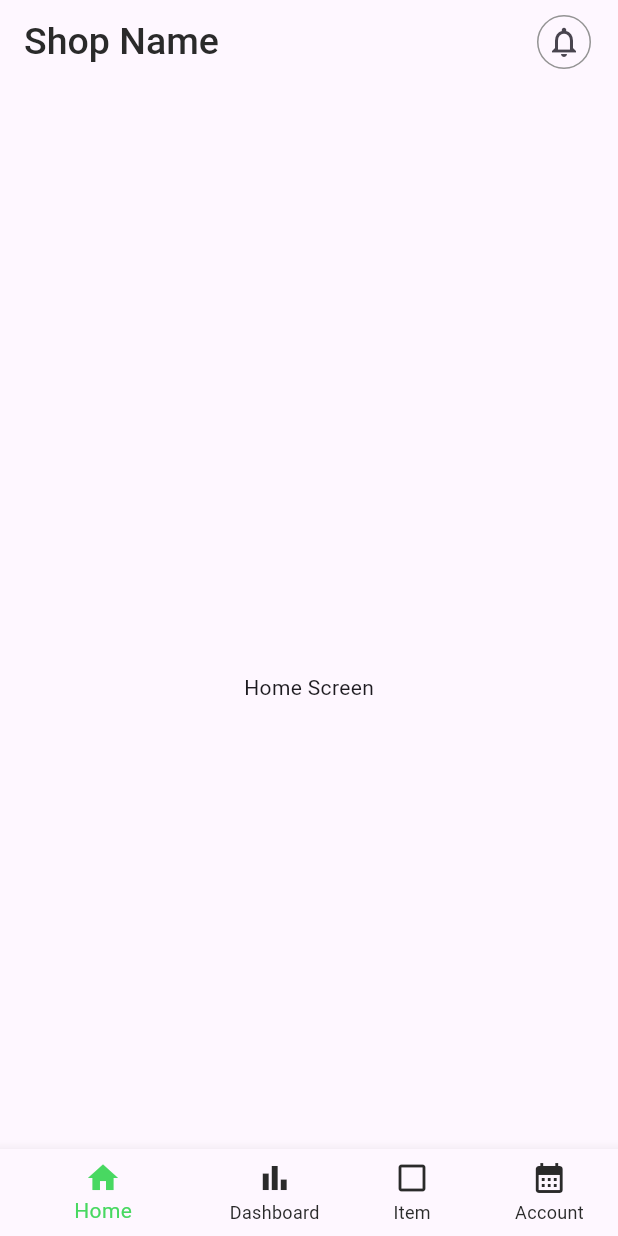
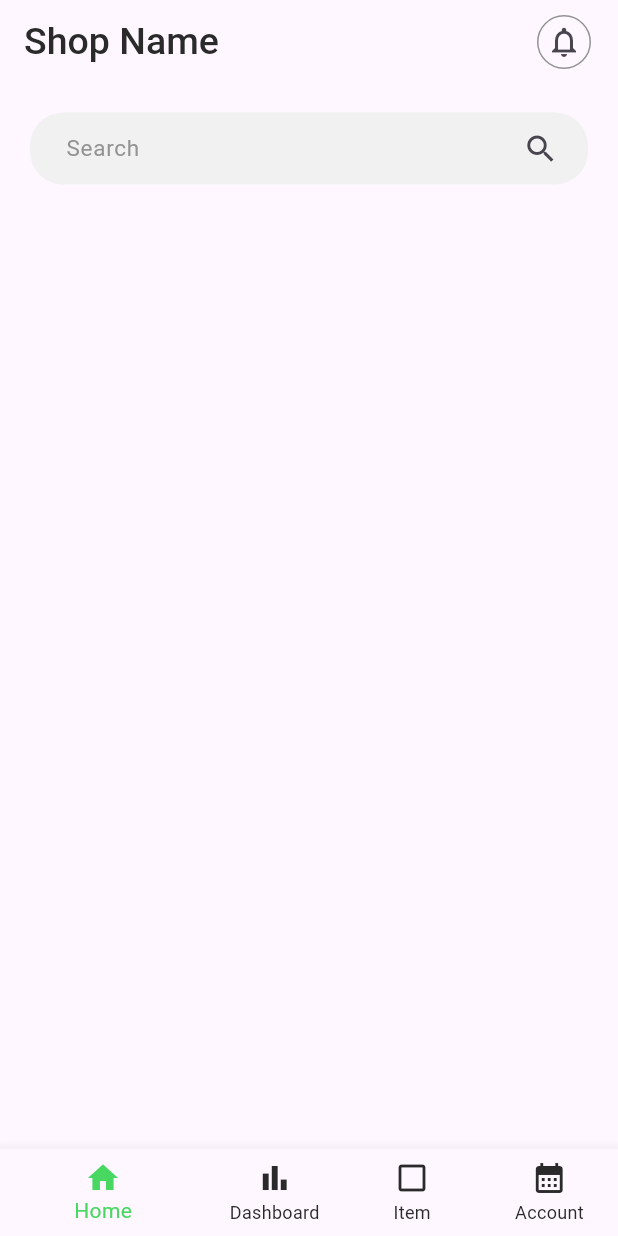
Before and after one commit to Afnanappu/Inventory_Management_App, a Flutter app: the screen it shows after launch, on a phone screen of 412 x 824 dp. Run offline on Flutter 3.47's test engine with Material 3 defaults, Android fonts, the phone set to English and light mode, and no system bars.

Commit message:
added search bar and its styles

```diff
--- a/analysis_options.yaml
+++ b/analysis_options.yaml
@@ -21,6 +21,12 @@ linter:
   # `// ignore_for_file: name_of_lint` syntax on the line or in the file
   # producing the lint.
   rules:
+    always_declare_return_types: true
+    always_put_control_body_on_new_line: true
+    always_put_required_named_parameters_first: false
+    annotate_overrides: true
+    avoid_annotating_with_dynamic: true
+    avoid_final_parameters: true
     # avoid_print: false  # Uncomment to disable the `avoid_print` rule
     # prefer_single_quotes: true  # Uncomment to enable the `prefer_single_quotes` rule
 
--- a/lib/constants/colors.dart
+++ b/lib/constants/colors.dart
@@ -8,4 +8,5 @@ class MyColors{
   static const Color darkGrey = Color(0xFF939393);
   static const Color black = Color(0xFF000000);
   static const Color red = Color(0xFF000000);
+
 }
--- a/lib/constants/font_styles.dart
+++ b/lib/constants/font_styles.dart
@@ -13,4 +13,14 @@ class MyFontStyle{
         color: MyColors.darkGrey,
         fontWeight: FontWeight.w500,
       );
+  static const smallLightGreyStyle = TextStyle(
+        fontSize: 15,
+        color: MyColors.darkGrey,
+        fontWeight: FontWeight.w400,
+      );
+  static const mainSubFontStyle = TextStyle(
+        fontSize: 22,
+        color: MyColors.blackShade,
+        fontWeight: FontWeight.w500,
+      );
 }
--- a/lib/main.dart
+++ b/lib/main.dart
@@ -1,11 +1,10 @@
 import 'package:flutter/material.dart';
-import 'package:inventory_management_app/screens/first_screens/main_home_screen.dart';
+import 'package:flutter/services.dart';
+import 'package:inventory_management_app/screens/main_home_screen.dart';
 import 'package:inventory_management_app/screens/first_screens/splash_screen.dart';
 import 'package:inventory_management_app/screens/sub_screens/notification_screen.dart';
 
 void main() {
-
-
   WidgetsFlutterBinding.ensureInitialized();
   runApp(const InventoryManagementApp());
 }
@@ -16,16 +15,18 @@ class InventoryManagementApp extends StatelessWidget {
   @override
   Widget build(BuildContext context) {
     return MaterialApp(
+
       debugShowCheckedModeBanner: false,
       home: const SplashScreen(),
       routes: {
         "/MainHomeScreen": (ctx) => const MainHomeScreen(),
         "/NotificationScreen": (ctx) => const NotificationScreen(),
       },
-      // theme: ThemeData(
-      //   bottomNavigationBarTheme: BottomNavigationBarThemeData(
-      //
-      // ),
+      theme: ThemeData(
+        appBarTheme: const AppBarTheme(
+          systemOverlayStyle: SystemUiOverlayStyle(statusBarColor: Color.fromARGB(14, 0, 0, 0))
+        )
+      ),
     );
   }
 }
--- a/lib/screens/first_screens/main_home_screen.dart
+++ b/lib/screens/main_home_screen.dart
@@ -34,6 +34,7 @@ class _MainHomeScreenState extends State<MainHomeScreen> {
             AccountScreen()
           ],
         ),
+        //todo: Change the icon
         bottomNavigationBar: MyBottomNavigationBar(
           currentIndex: currentIndex,
           pageController: _pageViewController,
--- a/lib/screens/main_screens/home_screen.dart
+++ b/lib/screens/main_screens/home_screen.dart
@@ -1,5 +1,6 @@
 import 'package:flutter/material.dart';
 import 'package:inventory_management_app/widgets/app_bar_for_main.dart';
+import 'package:inventory_management_app/widgets/search_bar.dart';
 
 class HomeScreen extends StatelessWidget {
   const HomeScreen({super.key});
@@ -7,9 +8,14 @@ class HomeScreen extends StatelessWidget {
   @override
   Widget build(BuildContext context) {
     return const Scaffold(
-      appBar: PreferredSize(preferredSize: Size(double.infinity, 150), child: AppBarForMain(title: "Shop Name"),),
-      body: Center(
-        child: Text("Home Screen"),
+      appBar: PreferredSize(
+        preferredSize: Size(double.maxFinite, 60),
+        child: AppBarForMain(title: "Shop Name"),
+      ),
+      body: Column(
+        children: [
+          SearchBarForMain()
+        ]
       ),
     );
   }
--- a/lib/widgets/app_bar_for_main.dart
+++ b/lib/widgets/app_bar_for_main.dart
@@ -10,6 +10,7 @@ class AppBarForMain extends StatelessWidget {
   @override
   Widget build(BuildContext context) {
     return AppBar(
+      // backgroundColor: MyColors.lightGrey,
       title: Text(
         title,
         style: MyFontStyle.mainFontStyle,
--- a/lib/widgets/bottom_navigation_bar.dart
+++ b/lib/widgets/bottom_navigation_bar.dart
@@ -34,11 +34,15 @@ class _MyBottomNavigationBarState extends State<MyBottomNavigationBar> {
       landscapeLayout: BottomNavigationBarLandscapeLayout.linear,
       enableFeedback: true,
       items: const <BottomNavigationBarItem>[
+        //todo: Change the icon
         BottomNavigationBarItem(icon: Icon(Icons.home), label: "Home"),
+        //todo: Change the icon
         BottomNavigationBarItem(
             icon: Icon(Icons.bar_chart), label: "Dashboard"),
+        //todo: Change the icon
         BottomNavigationBarItem(
             icon: Icon(Icons.check_box_outline_blank), label: "Item"),
+        //todo: Change the icon
         BottomNavigationBarItem(
             icon: Icon(Icons.calendar_month), label: "Account")
       ],
--- /dev/null
+++ b/lib/widgets/search_bar.dart
@@ -0,0 +1,44 @@
+import 'package:flutter/material.dart';
+import 'package:inventory_management_app/constants/colors.dart';
+import 'package:inventory_management_app/constants/font_styles.dart';
+
+class SearchBarForMain extends StatelessWidget {
+  const SearchBarForMain({super.key});
+
+  @override
+  Widget build(BuildContext context) {
+    return Padding(
+      padding: const EdgeInsets.symmetric(vertical: 15, horizontal: 20),
+      child: TextField(
+        cursorOpacityAnimates: true,
+        cursorColor: MyColors.blackShade,
+        enableInteractiveSelection: true,
+        cursorHeight: 18,
+        cursorRadius:const Radius.circular(20),
+        keyboardType: TextInputType.text,
+        onTapOutside: (event) async{
+          await Future.delayed( const Duration(milliseconds: 400));
+          // ignore: use_build_context_synchronously
+          FocusScope.of(context).unfocus();
+        },
+        decoration: InputDecoration(
+          border: OutlineInputBorder(
+            borderRadius: BorderRadius.circular(22),
+            borderSide: BorderSide.none,
+          ),
+          fillColor: MyColors.lightGrey,
+          filled: true,
+          hintText: "Search",
+          contentPadding: const EdgeInsets.only(left: 20),
+          hintFadeDuration: const Duration(milliseconds: 200),
+          hintStyle: MyFontStyle.smallLightGreyStyle,
+          //todo: Change the icon
+          suffixIcon: const Padding(
+            padding:  EdgeInsets.only(right: 15),
+            child:  Icon(Icons.search),
+          )
+        ),
+      ),
+    );
+  }
+}
```
